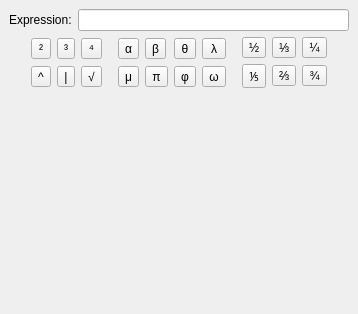
First picture: the form in kmplot/equationeditor.ui, repository KDE/kmplot, before the edit.
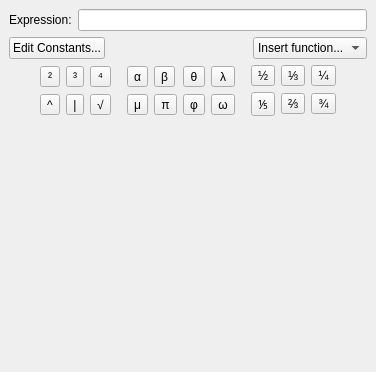
Second picture: the form after the edit. Custom widgets are drawn as their Qt base class.

Commit message: Improvements to equation editor dialog (made font size of edit bigger, added drop-down list of predefined functions).

```diff
--- a/kmplot/equationeditor.ui
+++ b/kmplot/equationeditor.ui
@@ -8,8 +8,8 @@
    <rect>
     <x>0</x>
     <y>0</y>
-    <width>358</width>
-    <height>314</height>
+    <width>376</width>
+    <height>372</height>
    </rect>
   </property>
   <property name="windowTitle" >
@@ -42,6 +42,45 @@
      </item>
     </layout>
    </item>
+   <item>
+    <layout class="QHBoxLayout" >
+     <property name="margin" >
+      <number>0</number>
+     </property>
+     <property name="spacing" >
+      <number>6</number>
+     </property>
+     <item>
+      <widget class="QPushButton" name="constantsButton" >
+       <property name="text" >
+        <string>Edit Constants...</string>
+       </property>
+      </widget>
+     </item>
+     <item>
+      <spacer>
+       <property name="orientation" >
+        <enum>Qt::Horizontal</enum>
+       </property>
+       <property name="sizeHint" >
+        <size>
+         <width>151</width>
+         <height>20</height>
+        </size>
+       </property>
+      </spacer>
+     </item>
+     <item>
+      <widget class="KComboBox" name="functionList" >
+       <item>
+        <property name="text" >
+         <string>Insert function...</string>
+        </property>
+       </item>
+      </widget>
+     </item>
+    </layout>
+   </item>
    <item>
     <layout class="QHBoxLayout" >
      <property name="margin" >
@@ -352,7 +391,7 @@
      <property name="sizeHint" >
       <size>
        <width>20</width>
-       <height>40</height>
+       <height>111</height>
       </size>
      </property>
     </spacer>
@@ -375,6 +414,13 @@
    <container>0</container>
    <pixmap></pixmap>
   </customwidget>
+  <customwidget>
+   <class>KComboBox</class>
+   <extends>QComboBox</extends>
+   <header>kcombobox.h</header>
+   <container>0</container>
+   <pixmap></pixmap>
+  </customwidget>
  </customwidgets>
  <resources/>
  <connections/>
```
The commit also changes 7 other files.
